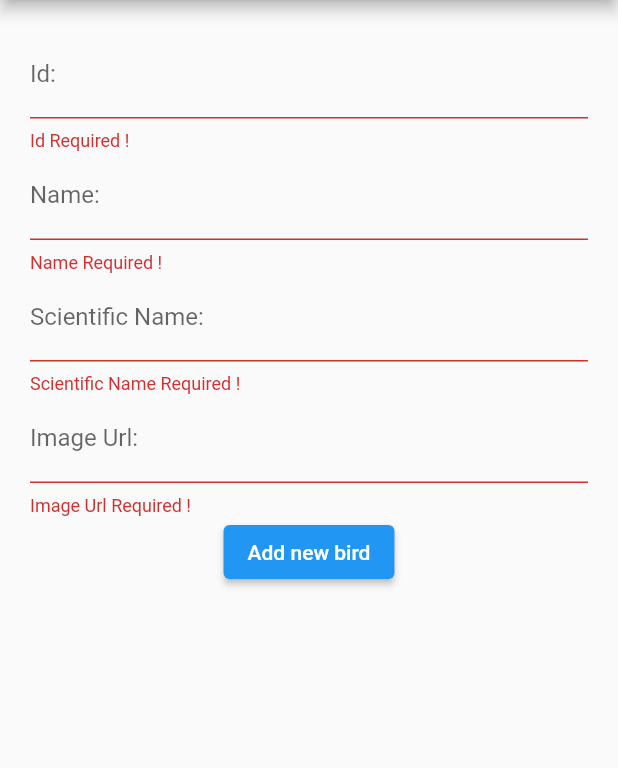
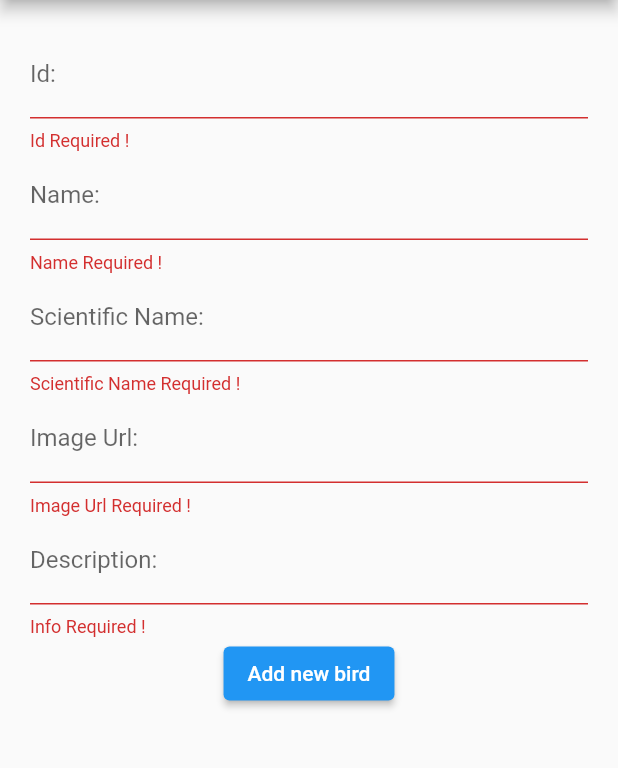
Before and after one commit to Ankan1998/Flutter_practise, a Flutter app: the AddNewBird screen opened directly, after a tap on "Add new bird", on a phone screen of 412 x 824 dp, the part 84-852 px from its top. Run offline on Flutter 3.47's test engine with Material 2 defaults, Android fonts, the phone set to English and light mode, and no system bars; network calls fail.

Commit message:
Form generation, hero animation, detail page implementation with likes and favourite

```diff
--- a/birderapp/lib/models/birdlist_changenotifier.dart
+++ b/birderapp/lib/models/birdlist_changenotifier.dart
@@ -2,35 +2,43 @@ import 'package:birderapp/models/birdmodel.dart';
 import 'package:flutter/cupertino.dart';
 
 class BirdListChangeNotifier extends ChangeNotifier {
+
   final List<BirdModel> listofbirds = [
     BirdModel(
         id: 1,
-      //like: 100,
         name: 'Hornbill',
         scientificName: 'Bucerotidae',
+        likes: 100,
+        isFavorite: false,
         imageUrl:
             'https://425a4737ivmv4froj2qpw6u1-wpengine.netdna-ssl.com/wp-content/uploads/2018/07/main-aviary-great-indian-hornbill-2012.jpg',
-    ),
+        info:
+            'The hornbills are a family of bird found in tropical and subtropical Africa, Asia and Melanesia. They are characterized by a long, down-curved bill which is frequently brightly colored and sometimes has a casque on the upper mandible.'),
     BirdModel(
         id: 2,
-      //like: 298,
         name: 'Humming Bird',
         scientificName: 'Trochilidae',
+        likes: 200,
+        isFavorite: false,
         imageUrl:
             'https://www.thespruce.com/thmb/6oqkvxm2kUj6Krf05h7X4qy47fU=/1500x844/smart/filters:no_upscale()/annas-d97a9a5f0321476098e7917726d2366d.jpg',
-    ),
+        info:
+            'Hummingbirds are birds native to the Americas and comprise the biological family Trochilidae. With about 360 species, they occur from Alaska to Tierra del Fuego, but the vast majority of the species is found in the tropics. They are small birds, with most species measuring 7.5–13 cm (3–5 in) in length. The smallest extant hummingbird species is the 5 cm (2.0 in) bee hummingbird, which weighs less than 2.0 g (0.07 oz). The largest hummingbird species is the 23 cm (9.1 in) giant hummingbird, weighing 18–24 grams (0.63–0.85 oz). They are specialized for feeding on flower nectar, but all species consume flying insects or spiders.'),
     BirdModel(
         id: 3,
-      //like: 217,
         name: 'Kingfisher',
         scientificName: 'Alcedinidae',
+        likes: 500,
+        isFavorite: false,
         imageUrl:
             'https://upload.wikimedia.org/wikipedia/commons/7/72/Alcedo_azurea_-_Julatten.jpg',
-    ),
+        info:
+            'Kingfishers or Alcedinidae are a family of small to medium-sized, brightly colored birds in the order Coraciiformes. They have a cosmopolitan distribution, with most species found in the tropical regions of Africa, Asia, and Oceania. The family contains 114 species and is divided into three subfamilies and 19 genera.'),
   ];
+
   void deleteABird(BirdModel bird) {
     listofbirds.removeWhere((theBird) => bird.id == theBird.id);
-    // notifyListeners gives alert to consumer that changes are made
+    // This call tells the widgets that are listening to this model to rebuild.
     notifyListeners();
   }
 
@@ -38,4 +46,17 @@ class BirdListChangeNotifier extends ChangeNotifier {
     listofbirds.add(newBird);
     notifyListeners();
   }
+
+  void incrementLikes(BirdModel bird) {
+    bird.likes += 1;
+    notifyListeners();
   }
+
+  void changeFavorite(BirdModel bird) {
+
+      bird.isFavorite = !bird.isFavorite;
+      notifyListeners();
+
+  }
+
+}
--- a/birderapp/lib/models/birdmodel.dart
+++ b/birderapp/lib/models/birdmodel.dart
@@ -1,15 +1,18 @@
-
 class BirdModel {
   final int id;
-  //int like;
+  int likes;
   final String name;
   final String scientificName;
+  final String info;
   final String imageUrl;
+  bool isFavorite = false;
 
   BirdModel(
       {required this.id,
-      //required this.like,
+      required this.likes,
+      required this.info,
       required this.name,
+      required this.isFavorite,
       required this.scientificName,
       required this.imageUrl});
 }
--- a/birderapp/lib/screens/add_new_bird_screen.dart
+++ b/birderapp/lib/screens/add_new_bird_screen.dart
@@ -13,6 +13,7 @@ class _AddNewBirdState extends State<AddNewBird> {
   String _txtScientificName = '';
   String _txtImageUrl = '';
   String _txtId = '';
+  String _txtInfo = '';
   late BirdModel _newbird;
 
   final GlobalKey<FormState> _formkey = GlobalKey<FormState>();
@@ -63,6 +64,23 @@ class _AddNewBirdState extends State<AddNewBird> {
     );
   }
 
+  Widget _buildBirdInfo() {
+    return TextFormField(
+      decoration: InputDecoration(labelText: 'Description:'),
+      keyboardType: TextInputType.multiline,
+      maxLines: null,
+      validator: (value) {
+        if (value!.isEmpty) {
+          return "Info Required !";
+        }
+        return null;
+      },
+      onSaved: (value) {
+        _txtInfo = value!;
+      },
+    );
+  }
+
   Widget _buildBirdImageUrl() {
     return TextFormField(
       decoration: InputDecoration(labelText: 'Image Url:'),
@@ -97,6 +115,7 @@ class _AddNewBirdState extends State<AddNewBird> {
                 _buildBirdName(),
                 _buildBirdScientificName(),
                 _buildBirdImageUrl(),
+                _buildBirdInfo(),
                 ElevatedButton(
                   onPressed: () {
                     if (_formkey.currentState!.validate()) {
@@ -107,12 +126,19 @@ class _AddNewBirdState extends State<AddNewBird> {
 
                     _formkey.currentState!.save();
                     _newbird = BirdModel(
-                        id: int.parse(_txtId),
-                        name: _txtName,
-                        scientificName: _txtScientificName,
-                        imageUrl: _txtImageUrl);
+                      id: int.parse(_txtId),
+                      name: _txtName,
+                      scientificName: _txtScientificName,
+                      imageUrl: _txtImageUrl,
+                      info: _txtInfo,
+                      likes: 0, isFavorite: false,
+                    );
                     // Access list of birds from ChangeNotifier
-                    Provider.of<BirdListChangeNotifier>(context, listen: false).addNewBirdToList(_newbird);
+                    Provider.of<BirdListChangeNotifier>(
+                      context,
+                      listen: false,
+                    ).addNewBirdToList(_newbird);
+                    Navigator.pop(context);
                   },
                   child: Text('Add new bird'),
                 )
```
Also changed, not shown: birderapp/lib/models/bird_details_model.dart (deleted, +0 -16 lines), birderapp/lib/screens/bird_detail_screen.dart (+77 -35 lines), birderapp/lib/widgets/BirdListWithListView.dart (+10 -3 lines), birderapp/lib/widgets/BirderApp.dart (+29 -9 lines). Lines whose indentation alone changed are shown as unchanged.
